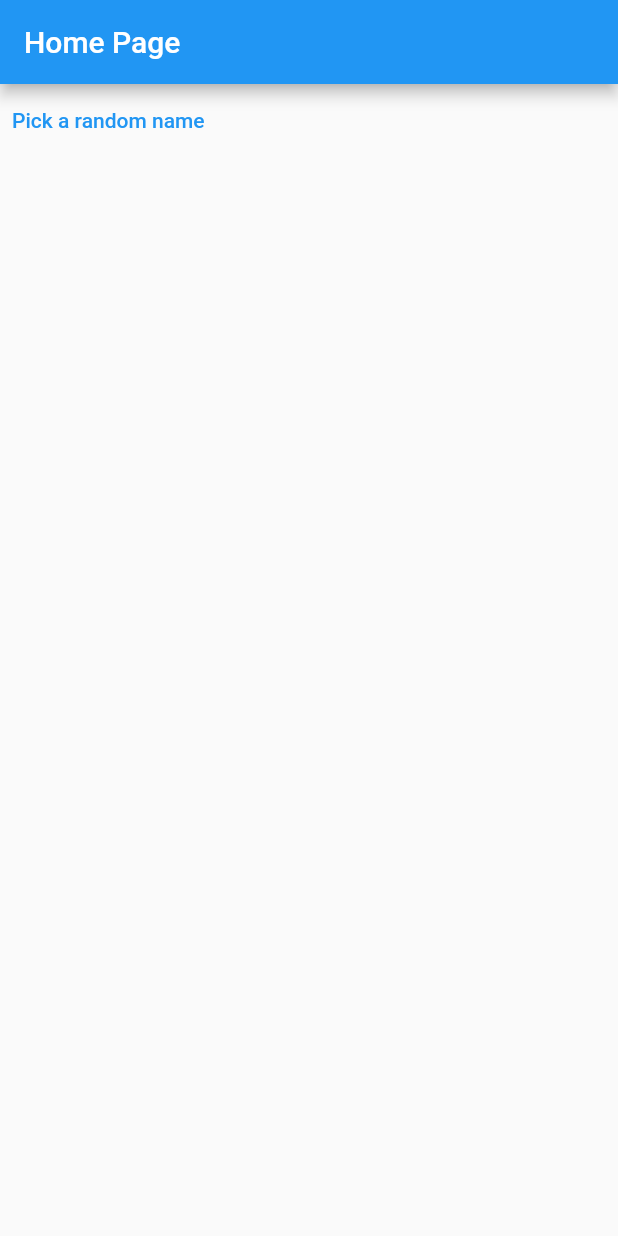
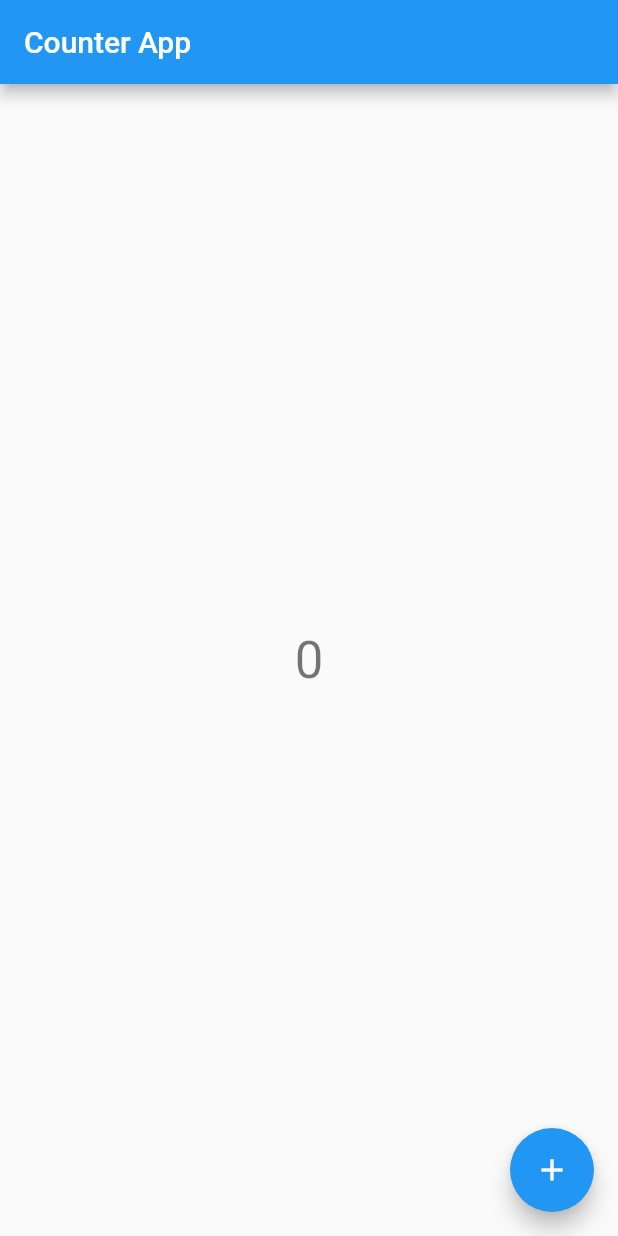
Before and after one commit to bienvu27/flutter_bloc_tutorial, a Flutter app: the screen it shows after launch, on a phone screen of 412 x 824 dp. Run offline on Flutter 3.47's test engine with Material 2 defaults, Android fonts, the phone set to English and light mode, and no system bars; our stand-ins replace bloc, equatable, flutter_bloc.

Commit message:
Counter App

```diff
--- /dev/null
+++ b/lib/count_app/bloc/counter_bloc.dart
@@ -0,0 +1,10 @@
+import 'package:bloc/bloc.dart';
+import 'counter_event.dart';
+
+class CounterBloc extends Bloc<CounterEvent, int> {
+  CounterBloc() : super(0) {
+    on<CounterEvent>((event, emit) {
+      emit(state+1);
+    });
+  }
+}
--- /dev/null
+++ b/lib/count_app/bloc/counter_event.dart
@@ -0,0 +1 @@
+enum CounterEvent { increment }
--- /dev/null
+++ b/lib/count_app/home.dart
@@ -0,0 +1,35 @@
+import 'package:flutter/material.dart';
+import 'package:flutter_bloc/flutter_bloc.dart';
+import 'package:flutter_bloc_tutorial/count_app/bloc/counter_bloc.dart';
+import 'package:flutter_bloc_tutorial/count_app/bloc/counter_event.dart';
+
+class HomePage extends StatefulWidget {
+  const HomePage({Key? key}) : super(key: key);
+
+  @override
+  State<HomePage> createState() => _HomePageState();
+}
+
+class _HomePageState extends State<HomePage> {
+  @override
+  Widget build(BuildContext context) {
+    final counterBloc = BlocProvider.of<CounterBloc>(context);
+    return Scaffold(
+      appBar: AppBar(title: const Text('Counter App'),),
+      body: Center(
+        child: BlocBuilder<CounterBloc, int>(
+            builder: (context, state) {
+              return Text('$state', style: Theme.of(context).textTheme.headline4,);
+            },
+           ),
+      ),
+      floatingActionButton: FloatingActionButton(
+        onPressed: (){
+          counterBloc.add(CounterEvent.increment);
+        },
+        tooltip: 'Increment',
+        child: const Icon(Icons.add),
+      ),
+    );
+  }
+}
--- a/lib/main.dart
+++ b/lib/main.dart
@@ -1,11 +1,16 @@
 import 'package:flutter/material.dart';
+import 'package:flutter_bloc/flutter_bloc.dart';
+import 'package:flutter_bloc_tutorial/count_app/bloc/counter_bloc.dart';
 
-import 'cubit/home_page.dart';
+import 'count_app/home.dart';
+
 void main() {
   runApp(MaterialApp(
     title: 'Flutter Demo',
     theme: ThemeData(primarySwatch: Colors.blue),
     debugShowCheckedModeBanner: false,
-    home: const HomePage(),
+    home: BlocProvider<CounterBloc>(
+        create: (context) => CounterBloc(),
+        child: const HomePage()),
   ));
 }
```
Also changed, not shown: lib/count_app/bloc/counter_state.dart (added).
